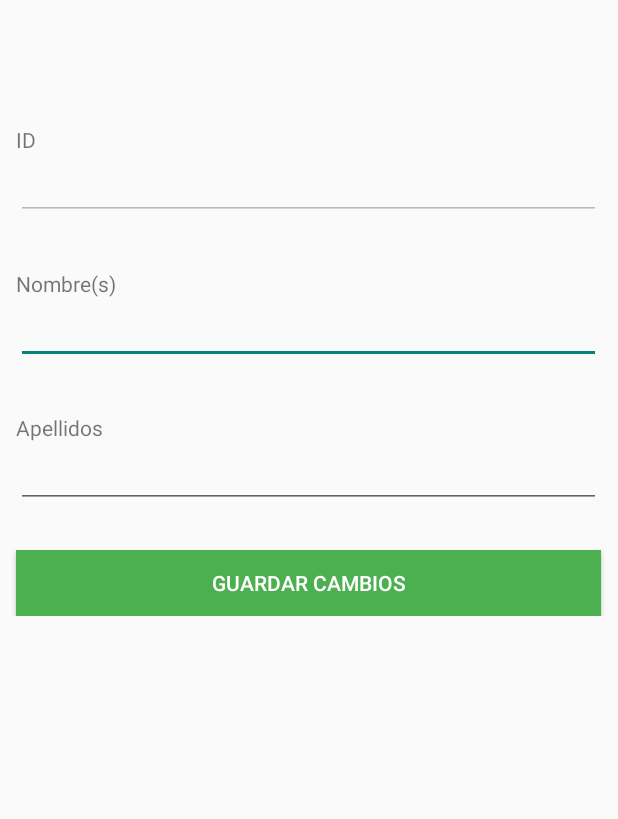
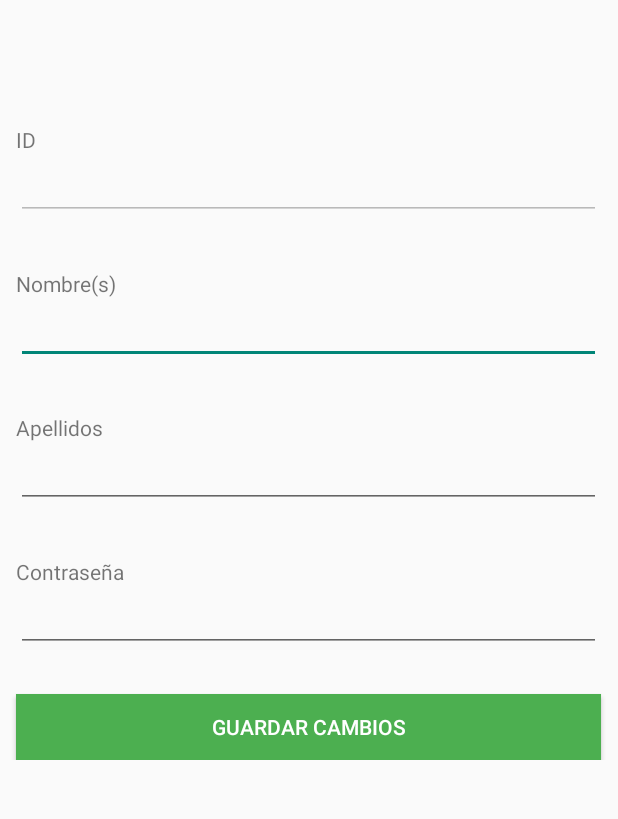
Before and after one commit to maartinrc/RestApp, an Android app: the layout fragment_usuario.xml on its own in the app's theme, with its tools: preview values and no code run, on a phone screen of 412 x 824 dp, the part 232-1051 px from its top. Run offline under Robolectric (Android 15) with nearby library versions, the phone set to English and light mode, and no system bars.

Commit message:
Se agregó campo faltante en el layout fragment_usuario

```diff
--- a/RestApp/app/src/main/res/layout/fragment_usuario.xml
+++ b/RestApp/app/src/main/res/layout/fragment_usuario.xml
@@ -67,12 +67,27 @@
                 android:id="@+id/textView3"
                 android:layout_width="390dp"
                 android:layout_height="44dp"
-                android:text="@string/apeellidos"
+                android:text="@string/apellidos"
                 android:layout_marginTop="8dp"
                 android:gravity="bottom" />
 
             <EditText
                 android:id="@+id/txtApellidos"
+                android:layout_width="390dp"
+                android:layout_height="44dp"
+                android:ems="10"
+                android:inputType="textPersonName" />
+
+            <TextView
+                android:id="@+id/textView4"
+                android:layout_width="390dp"
+                android:layout_height="44dp"
+                android:text="@string/contrasenia"
+                android:layout_marginTop="8dp"
+                android:gravity="bottom" />
+
+            <EditText
+                android:id="@+id/txtContrasenia"
                 android:layout_width="390dp"
                 android:layout_height="44dp"
                 android:ems="10"
--- a/RestApp/app/src/main/res/values/strings.xml
+++ b/RestApp/app/src/main/res/values/strings.xml
@@ -15,7 +15,8 @@
 
     <!-- TODO FRAMENTS - Usuario -->
     <string name="nombre">Nombre(s)</string>
-    <string name="apeellidos">Apellidos</string>
+    <string name="apellidos">Apellidos</string>
+    <string name="contrasenia">Contraseña</string>
     <string name="ID">ID</string>
     <string name="guardar">Guardar cambios</string>
 
```
